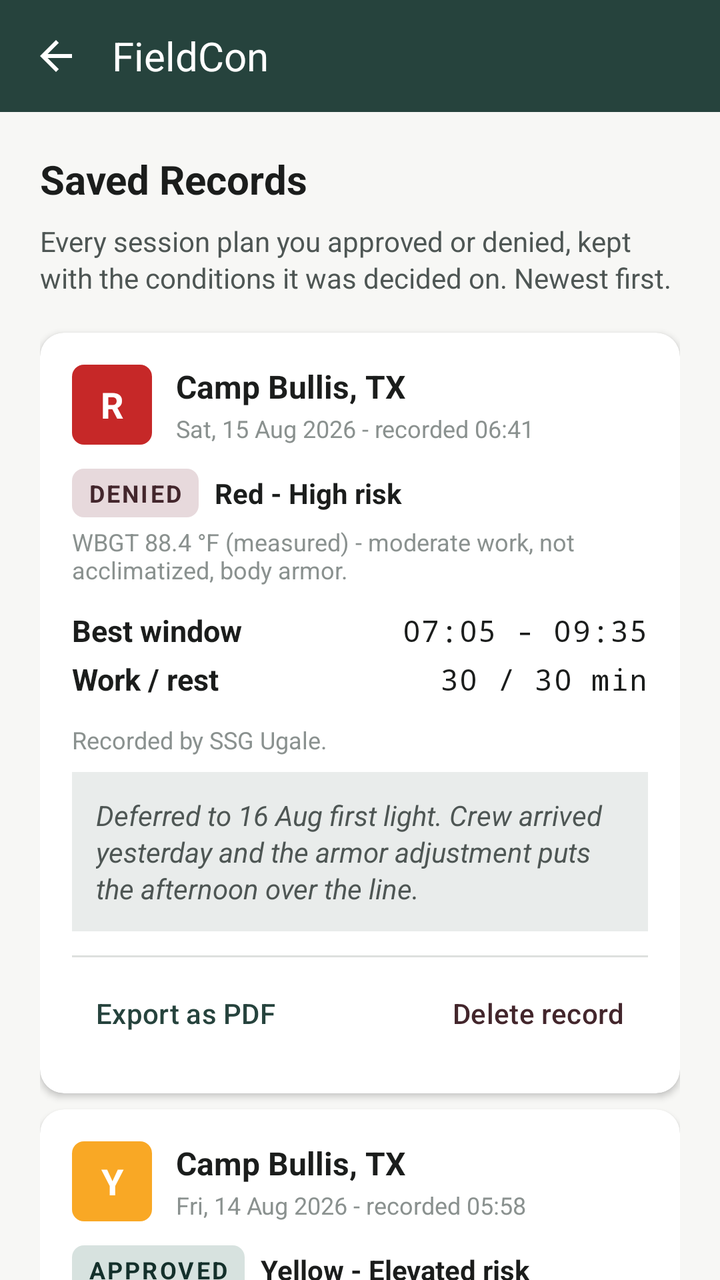
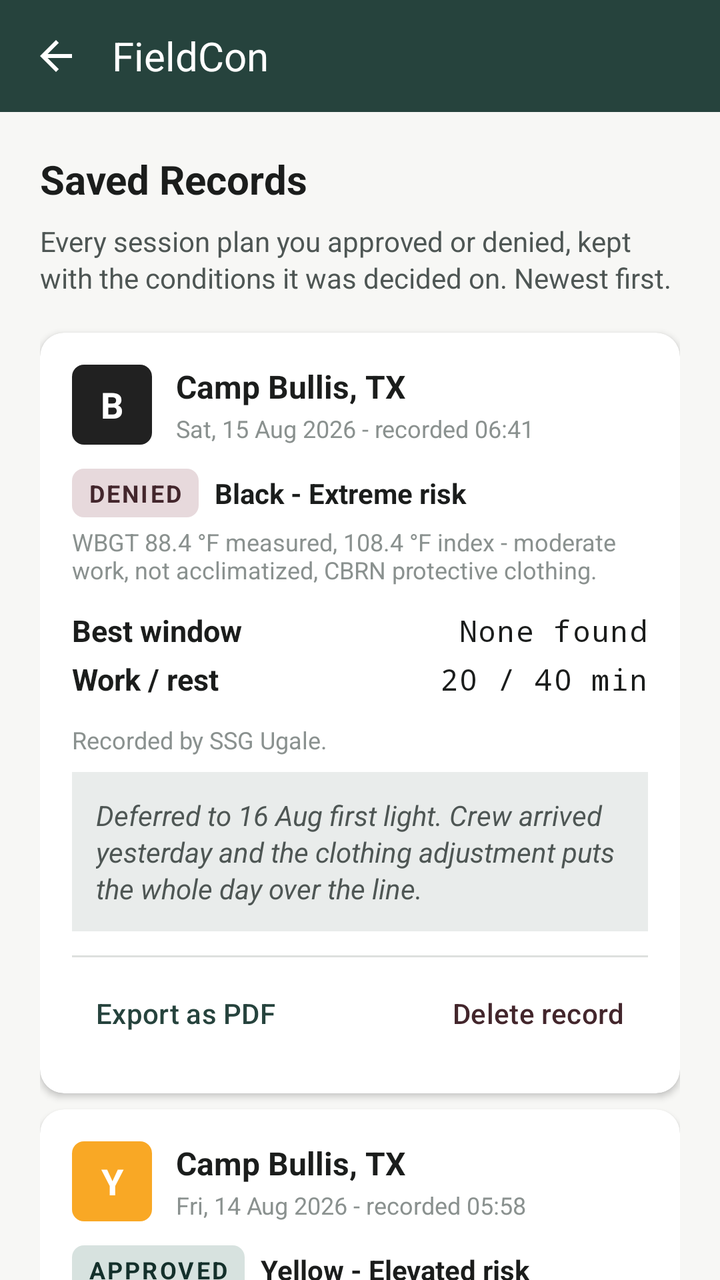

Two renders of the same Android screen: before a commit and after it. Below are the layout's source before the change and the commit's diff.
<!-- AndroidManifest.xml: application theme Theme.FieldCon_Ugale -->
<!-- res/layout/activity_saved_records.xml -->
<?xml version="1.0" encoding="utf-8"?>
<androidx.coordinatorlayout.widget.CoordinatorLayout xmlns:android="http://schemas.android.com/apk/res/android"
    xmlns:app="http://schemas.android.com/apk/res-auto"
    android:id="@+id/savedRecordsRoot"
    android:layout_width="match_parent"
    android:layout_height="match_parent"
    android:fitsSystemWindows="true">

    <com.google.android.material.appbar.AppBarLayout
        android:id="@+id/appbar"
        android:layout_width="match_parent"
        android:layout_height="wrap_content"
        android:background="@color/brand_green"
        android:fitsSystemWindows="true">

        <com.google.android.material.appbar.CollapsingToolbarLayout
            android:layout_width="match_parent"
            android:layout_height="wrap_content"
            android:fitsSystemWindows="true"
            app:contentScrim="@color/brand_green"
            app:layout_scrollFlags="scroll|exitUntilCollapsed"
            app:toolbarId="@+id/toolbar">

            <androidx.appcompat.widget.Toolbar
                android:id="@+id/toolbar"
                android:layout_width="match_parent"
                android:layout_height="@dimen/toolbar_height"
                android:background="@color/brand_green"
                app:navigationIcon="@drawable/ic_arrow_back">

                <TextView
                    android:layout_width="wrap_content"
                    android:layout_height="wrap_content"
                    android:text="@string/app_name"
                    android:textColor="@color/white"
                    android:textSize="20sp" />
            </androidx.appcompat.widget.Toolbar>
        </com.google.android.material.appbar.CollapsingToolbarLayout>
    </com.google.android.material.appbar.AppBarLayout>

    <androidx.core.widget.NestedScrollView
        android:id="@+id/savedRecordsScroll"
        android:layout_width="match_parent"
        android:layout_height="match_parent"
        android:clipToPadding="false"
        android:fillViewport="true"
        app:layout_behavior="@string/appbar_scrolling_view_behavior">

        <LinearLayout
            android:layout_width="match_parent"
            android:layout_height="wrap_content"
            android:orientation="vertical"
            android:paddingHorizontal="@dimen/screen_padding"
            android:paddingTop="@dimen/screen_padding"
            android:paddingBottom="@dimen/screen_padding_bottom">

            <TextView
                style="@style/ScreenTitleText"
                android:text="@string/title_saved_records" />

            <TextView
                style="@style/BodyText"
                android:layout_marginTop="@dimen/space_item"
                android:text="@string/saved_records_intro" />

            
            <TextView
                android:id="@+id/textNoSavedRecords"
                style="@style/BodyText"
                android:layout_marginTop="@dimen/space_section"
                android:background="@color/brand_green_wash"
                android:padding="@dimen/card_padding_compact"
                android:text="@string/msg_no_session_records"
                android:textStyle="italic"
                android:visibility="gone" />

            
            <com.google.android.material.card.MaterialCardView
                android:id="@+id/cardRecord1"
                style="@style/FieldCard"
                android:layout_marginTop="@dimen/space_section">

                <LinearLayout style="@style/FieldCardBody">

                    <LinearLayout
                        android:layout_width="match_parent"
                        android:layout_height="wrap_content"
                        android:gravity="center_vertical"
                        android:orientation="horizontal">

                        <TextView
                            android:id="@+id/textRecord1Glyph"
                            style="@style/RiskBadgeCompact"
                            android:backgroundTint="@color/flag_red"
                            android:text="@string/risk_glyph" />

                        <LinearLayout
                            android:layout_width="0dp"
                            android:layout_height="wrap_content"
                            android:layout_marginStart="@dimen/space_block"
                            android:layout_weight="1"
                            android:orientation="vertical">

                            <TextView
                                style="@style/ItemTitleText"
                                android:text="@string/location_camp_bullis" />

                            <TextView
                                style="@style/CaptionText"
                                android:layout_marginTop="@dimen/space_paired"
                                android:text="@string/record_1_when" />
                        </LinearLayout>
                    </LinearLayout>

                    
                    <LinearLayout
                        android:layout_width="match_parent"
                        android:layout_height="wrap_content"
                        android:layout_marginTop="@dimen/space_block"
                        android:baselineAligned="false"
                        android:gravity="center_vertical"
                        android:orientation="horizontal">

                        <TextView
                            style="@style/DecisionStampText.Denied"
                            android:text="@string/decision_denied" />

                        <TextView
                            style="@style/BodyText"
                            android:layout_width="0dp"
                            android:layout_marginStart="@dimen/space_item"
                            android:layout_weight="1"
                            android:text="@string/record_1_risk"
                            android:textColor="@color/text_primary"
                            android:textStyle="bold" />
                    </LinearLayout>

                    <TextView
                        style="@style/CaptionText"
                        android:layout_marginTop="@dimen/space_tight"
                        android:text="@string/record_1_conditions" />

                    <LinearLayout
                        android:layout_width="match_parent"
                        android:layout_height="wrap_content"
                        android:layout_marginTop="@dimen/space_block"
                        android:baselineAligned="true"
                        android:orientation="horizontal">

                        <TextView
                            style="@style/DataRowLabelText"
                            android:text="@string/label_best_window" />

                        <TextView
                            style="@style/DataRowValueText"
                            android:text="@string/record_1_window" />
                    </LinearLayout>

                    <LinearLayout
                        android:layout_width="match_parent"
                        android:layout_height="wrap_content"
                        android:layout_marginTop="@dimen/space_tight"
                        android:baselineAligned="true"
                        android:orientation="horizontal">

                        <TextView
                            style="@style/DataRowLabelText"
                            android:text="@string/label_work_rest" />

                        <TextView
                            style="@style/DataRowValueText"
                            android:text="@string/record_1_work_rest" />
                    </LinearLayout>

                    <TextView
                        style="@style/CaptionText"
                        android:layout_marginTop="@dimen/space_block"
                        android:text="@string/record_1_recorded_by" />

                    
                    <TextView
                        style="@style/BodyText"
                        android:layout_marginTop="@dimen/space_item"
                        android:background="@color/brand_green_wash"
                        android:padding="@dimen/card_padding_compact"
                        android:text="@string/record_1_note"
                        android:textStyle="italic" />

                    <View
                        android:layout_width="match_parent"
                        android:layout_height="@dimen/divider_height"
                        android:layout_marginTop="@dimen/space_block"
                        android:background="@color/outline" />

                    <LinearLayout
                        android:layout_width="match_parent"
                        android:layout_height="wrap_content"
                        android:layout_marginTop="@dimen/space_tight"
                        android:baselineAligned="false"
                        android:gravity="center_vertical"
                        android:orientation="horizontal">

                        <com.google.android.material.button.MaterialButton
                            android:id="@+id/buttonExportRecord1"
                            style="@style/CardActionButton.Primary"
                            android:text="@string/action_export_pdf" />

                        <Space
                            android:layout_width="0dp"
                            android:layout_height="wrap_content"
                            android:layout_weight="1" />

                        <com.google.android.material.button.MaterialButton
                            android:id="@+id/buttonDeleteRecord1"
                            style="@style/CardActionButton.Secondary"
                            android:text="@string/action_delete_record" />
                    </LinearLayout>
                </LinearLayout>
            </com.google.android.material.card.MaterialCardView>

            
            <com.google.android.material.card.MaterialCardView
                android:id="@+id/cardRecord2"
                style="@style/FieldCard"
                android:layout_marginTop="@dimen/space_item">

                <LinearLayout style="@style/FieldCardBody">

                    <LinearLayout
                        android:layout_width="match_parent"
                        android:layout_height="wrap_content"
                        android:gravity="center_vertical"
                        android:orientation="horizontal">

                        <TextView
                            android:id="@+id/textRecord2Glyph"
                            style="@style/RiskBadgeCompact"
                            android:backgroundTint="@color/flag_yellow"
                            android:text="@string/risk_glyph_yellow" />

                        <LinearLayout
                            android:layout_width="0dp"
                            android:layout_height="wrap_content"
                            android:layout_marginStart="@dimen/space_block"
                            android:layout_weight="1"
                            android:orientation="vertical">

                            <TextView
                                style="@style/ItemTitleText"
                                android:text="@string/location_camp_bullis" />

                            <TextView
                                style="@style/CaptionText"
                                android:layout_marginTop="@dimen/space_paired"
                                android:text="@string/record_2_when" />
                        </LinearLayout>
                    </LinearLayout>

                    <LinearLayout
                        android:layout_width="match_parent"
                        android:layout_height="wrap_content"
                        android:layout_marginTop="@dimen/space_block"
                        android:baselineAligned="false"
                        android:gravity="center_vertical"
                        android:orientation="horizontal">

                        <TextView
                            style="@style/DecisionStampText.Approved"
                            android:text="@string/decision_approved" />

                        <TextView
                            style="@style/BodyText"
                            android:layout_width="0dp"
                            android:layout_marginStart="@dimen/space_item"
                            android:layout_weight="1"
                            android:text="@string/record_2_risk"
                            android:textColor="@color/text_primary"
                            android:textStyle="bold" />
                    </LinearLayout>

                    <TextView
                        style="@style/CaptionText"
                        android:layout_marginTop="@dimen/space_tight"
                        android:text="@string/record_2_conditions" />

                    <LinearLayout
                        android:layout_width="match_parent"
                        android:layout_height="wrap_content"
                        android:layout_marginTop="@dimen/space_block"
                        android:baselineAligned="true"
                        android:orientation="horizontal">

                        <TextView
                            style="@style/DataRowLabelText"
                            android:text="@string/label_best_window" />

                        <TextView
                            style="@style/DataRowValueText"
                            android:text="@string/record_2_window" />
                    </LinearLayout>

                    <LinearLayout
                        android:layout_width="match_parent"
                        android:layout_height="wrap_content"
                        android:layout_marginTop="@dimen/space_tight"
                        android:baselineAligned="true"
                        android:orientation="horizontal">

                        <TextView
                            style="@style/DataRowLabelText"
                            android:text="@string/label_work_rest" />

                        <TextView
                            style="@style/DataRowValueText"
                            android:text="@string/record_2_work_rest" />
                    </LinearLayout>

                    <TextView
                        style="@style/CaptionText"
                        android:layout_marginTop="@dimen/space_block"
                        android:text="@string/record_2_recorded_by" />

                    <TextView
                        style="@style/BodyText"
                        android:layout_marginTop="@dimen/space_item"
                        android:background="@color/brand_green_wash"
                        android:padding="@dimen/card_padding_compact"
                        android:text="@string/record_2_note"
                        android:textStyle="italic" />

                    <View
                        android:layout_width="match_parent"
                        android:layout_height="@dimen/divider_height"
                        android:layout_marginTop="@dimen/space_block"
                        android:background="@color/outline" />

                    <LinearLayout
                        android:layout_width="match_parent"
                        android:layout_height="wrap_content"
                        android:layout_marginTop="@dimen/space_tight"
                        android:baselineAligned="false"
                        android:gravity="center_vertical"
                        android:orientation="horizontal">

                        <com.google.android.material.button.MaterialButton
                            android:id="@+id/buttonExportRecord2"
                            style="@style/CardActionButton.Primary"
                            android:text="@string/action_export_pdf" />

                        <Space
                            android:layout_width="0dp"
                            android:layout_height="wrap_content"
                            android:layout_weight="1" />

                        <com.google.android.material.button.MaterialButton
                            android:id="@+id/buttonDeleteRecord2"
                            style="@style/CardActionButton.Secondary"
                            android:text="@string/action_delete_record" />
                    </LinearLayout>
                </LinearLayout>
            </com.google.android.material.card.MaterialCardView>

            
            <com.google.android.material.card.MaterialCardView
                android:id="@+id/cardRecord3"
                style="@style/FieldCard"
                android:layout_marginTop="@dimen/space_item">

                <LinearLayout style="@style/FieldCardBody">

                    <LinearLayout
                        android:layout_width="match_parent"
                        android:layout_height="wrap_content"
                        android:gravity="center_vertical"
                        android:orientation="horizontal">

                        <TextView
                            android:id="@+id/textRecord3Glyph"
                            style="@style/RiskBadgeCompact"
                            android:backgroundTint="@color/flag_green"
                            android:text="@string/risk_glyph_green" />

                        <LinearLayout
                            android:layout_width="0dp"
                            android:layout_height="wrap_content"
                            android:layout_marginStart="@dimen/space_block"
                            android:layout_weight="1"
                            android:orientation="vertical">

                            <TextView
                                style="@style/ItemTitleText"
                                android:text="@string/saved_location_irwin" />

                            <TextView
                                style="@style/CaptionText"
                                android:layout_marginTop="@dimen/space_paired"
                                android:text="@string/record_3_when" />
                        </LinearLayout>
                    </LinearLayout>

                    <LinearLayout
                        android:layout_width="match_parent"
                        android:layout_height="wrap_content"
                        android:layout_marginTop="@dimen/space_block"
                        android:baselineAligned="false"
                        android:gravity="center_vertical"
                        android:orientation="horizontal">

                        <TextView
                            style="@style/DecisionStampText.Approved"
                            android:text="@string/decision_approved" />

                        <TextView
                            style="@style/BodyText"
                            android:layout_width="0dp"
                            android:layout_marginStart="@dimen/space_item"
                            android:layout_weight="1"
                            android:text="@string/record_3_risk"
                            android:textColor="@color/text_primary"
                            android:textStyle="bold" />
                    </LinearLayout>

                    <TextView
                        style="@style/CaptionText"
                        android:layout_marginTop="@dimen/space_tight"
                        android:text="@string/record_3_conditions" />

                    <LinearLayout
                        android:layout_width="match_parent"
                        android:layout_height="wrap_content"
                        android:layout_marginTop="@dimen/space_block"
                        android:baselineAligned="true"
                        android:orientation="horizontal">

                        <TextView
                            style="@style/DataRowLabelText"
                            android:text="@string/label_best_window" />

                        <TextView
                            style="@style/DataRowValueText"
                            android:text="@string/record_3_window" />
                    </LinearLayout>

                    <LinearLayout
                        android:layout_width="match_parent"
                        android:layout_height="wrap_content"
                        android:layout_marginTop="@dimen/space_tight"
                        android:baselineAligned="true"
                        android:orientation="horizontal">

                        <TextView
                            style="@style/DataRowLabelText"
                            android:text="@string/label_work_rest" />

                        <TextView
                            style="@style/DataRowValueText"
                            android:text="@string/record_3_work_rest" />
                    </LinearLayout>

                    <TextView
                        style="@style/CaptionText"
                        android:layout_marginTop="@dimen/space_block"
                        android:text="@string/record_3_recorded_by" />

                    <View
                        android:layout_width="match_parent"
                        android:layout_height="@dimen/divider_height"
                        android:layout_marginTop="@dimen/space_block"
                        android:background="@color/outline" />

                    <LinearLayout
                        android:layout_width="match_parent"
                        android:layout_height="wrap_content"
                        android:layout_marginTop="@dimen/space_tight"
                        android:baselineAligned="false"
                        android:gravity="center_vertical"
                        android:orientation="horizontal">

                        <com.google.android.material.button.MaterialButton
                            android:id="@+id/buttonExportRecord3"
                            style="@style/CardActionButton.Primary"
                            android:text="@string/action_export_pdf" />

                        <Space
                            android:layout_width="0dp"
                            android:layout_height="wrap_content"
                            android:layout_weight="1" />

                        <com.google.android.material.button.MaterialButton
                            android:id="@+id/buttonDeleteRecord3"
                            style="@style/CardActionButton.Secondary"
                            android:text="@string/action_delete_record" />
                    </LinearLayout>
                </LinearLayout>
            </com.google.android.material.card.MaterialCardView>

            
            <TextView
                style="@style/BodyText"
                android:layout_marginTop="@dimen/space_section"
                android:background="@color/brand_green_wash"
                android:padding="@dimen/card_padding_compact"
                android:text="@string/pdf_disclaimer"
                android:textStyle="italic" />
        </LinearLayout>
    </androidx.core.widget.NestedScrollView>
</androidx.coordinatorlayout.widget.CoordinatorLayout>
<!-- resources referenced by this layout -->
<resources>
  <color name="brand_green">#FF26433D</color>
  <color name="brand_green_wash">#1A26433D</color>
  <color name="flag_green">#FF2E7D32</color>
  <color name="flag_red">#FFC62828</color>
  <color name="flag_yellow">#FFF9A825</color>
  <color name="outline">#FFDDE0DE</color>
  <color name="text_primary">#FF1B1D1C</color>
  <color name="white">#FFFFFFFF</color>
  <dimen name="card_padding_compact">12dp</dimen>
  <dimen name="divider_height">1dp</dimen>
  <dimen name="screen_padding">20dp</dimen>
  <dimen name="screen_padding_bottom">48dp</dimen>
  <dimen name="space_block">12dp</dimen>
  <dimen name="space_item">8dp</dimen>
  <dimen name="space_paired">2dp</dimen>
  <dimen name="space_section">18dp</dimen>
  <dimen name="space_tight">4dp</dimen>
  <dimen name="toolbar_height">56dp</dimen>
  <string name="action_delete_record">Delete record</string>
  <string name="action_export_pdf">Export as PDF</string>
  <string name="app_name">FieldCon</string>
  <string name="decision_approved">Approved</string>
  <string name="decision_denied">Denied</string>
  <string name="label_best_window">Best window</string>
  <string name="label_work_rest">Work / rest</string>
  <string name="location_camp_bullis">Camp Bullis, TX</string>
  <string name="msg_no_session_records">No saved records yet. Approve or deny a session plan to record one.</string>
  <string name="pdf_disclaimer">Conditions were user-supplied; not measured by this application.</string>
  <string name="record_1_conditions">WBGT 88.4 °F (measured) - moderate work, not acclimatized, body armor.</string>
  <string name="record_1_note">Deferred to 16 Aug first light. Crew arrived yesterday and the armor adjustment puts the afternoon over the line.</string>
  <string name="record_1_recorded_by">Recorded by SSG Ugale.</string>
  <string name="record_1_risk">Red - High risk</string>
  <string name="record_1_when">Sat, 15 Aug 2026 - recorded 06:41</string>
  <string name="record_1_window">07:05 - 09:35</string>
  <string name="record_1_work_rest">30 / 30 min</string>
  <string name="record_2_conditions">WBGT 86.2 °F (measured) - moderate work, not acclimatized, work uniform.</string>
  <string name="record_2_recorded_by">Recorded by SSG Ugale.</string>
  <string name="record_2_risk">Yellow - Elevated risk</string>
  <string name="record_2_when">Fri, 14 Aug 2026 - recorded 05:58</string>
  <string name="record_2_window">06:55 - 10:10</string>
  <string name="record_2_work_rest">40 / 20 min</string>
  <string name="record_3_conditions">WBGT 83.4 °F (estimated from 98 °F, 15% RH) - easy work, acclimatized, work uniform.</string>
  <string name="record_3_recorded_by">Recorded by SGT Reyes.</string>
  <string name="record_3_risk">Green - Moderate risk</string>
  <string name="record_3_when">Thu, 02 Jul 2026 - recorded 19:12</string>
  <string name="record_3_window">05:25 - 08:10</string>
  <string name="record_3_work_rest">No limit</string>
  <string name="risk_glyph">R</string>
  <string name="risk_glyph_green">G</string>
  <string name="risk_glyph_yellow">Y</string>
  <string name="saved_location_irwin">Fort Irwin, CA</string>
  <string name="title_saved_records">Saved Records</string>
  <color name="text_secondary">#FF4E5654</color>
  <color name="text_muted">#FF8A918F</color>
  <color name="brand_maroon">#FF43262C</color>
  <color name="brand_green_container">#FFD7E2DF</color>
  <color name="brand_green_dark">#FF14302B</color>
  <color name="brand_maroon_container">#FFE7D9DC</color>
  <color name="surface_card">#FFFFFFFF</color>
  <dimen name="card_corner_radius">12dp</dimen>
  <dimen name="card_elevation">2dp</dimen>
  <dimen name="card_padding">16dp</dimen>
  <dimen name="risk_badge_size_compact">40dp</dimen>
  <dimen name="risk_badge_corner_radius">6dp</dimen>
  <color name="surface_page">#FFF7F7F5</color>
  <!-- unchanged entries left out for length: 19 -->
</resources>

<!-- the commit's change to res/layout/activity_saved_records.xml (unified diff, before → after) -->
@@ -91,7 +91,7 @@
                         <TextView
                             android:id="@+id/textRecord1Glyph"
                             style="@style/RiskBadgeCompact"
-                            android:backgroundTint="@color/flag_red"
+                            android:backgroundTint="@color/flag_black"
                             android:text="@string/risk_glyph" />
 
                         <LinearLayout
<!-- resource entries referenced after the edit -->
@@ -2,6 +2,7 @@
 <resources>
   <color name="brand_green">#FF26433D</color>
   <color name="brand_green_wash">#1A26433D</color>
+  <color name="flag_black">#FF212121</color>
   <color name="flag_green">#FF2E7D32</color>
   <color name="flag_red">#FFC62828</color>
   <color name="flag_yellow">#FFF9A825</color>
@@ -28,26 +29,26 @@
   <string name="location_camp_bullis">Camp Bullis, TX</string>
   <string name="msg_no_session_records">No saved records yet. Approve or deny a session plan to record one.</string>
   <string name="pdf_disclaimer">Conditions were user-supplied; not measured by this application.</string>
-  <string name="record_1_conditions">WBGT 88.4 °F (measured) - moderate work, not acclimatized, body armor.</string>
-  <string name="record_1_note">Deferred to 16 Aug first light. Crew arrived yesterday and the armor adjustment puts the afternoon over the line.</string>
+  <string name="record_1_conditions">WBGT 88.4 °F measured, 108.4 °F index - moderate work, not acclimatized, CBRN protective clothing.</string>
+  <string name="record_1_note">Deferred to 16 Aug first light. Crew arrived yesterday and the clothing adjustment puts the whole day over the line.</string>
   <string name="record_1_recorded_by">Recorded by SSG Ugale.</string>
-  <string name="record_1_risk">Red - High risk</string>
+  <string name="record_1_risk">Black - Extreme risk</string>
   <string name="record_1_when">Sat, 15 Aug 2026 - recorded 06:41</string>
-  <string name="record_1_window">07:05 - 09:35</string>
-  <string name="record_1_work_rest">30 / 30 min</string>
-  <string name="record_2_conditions">WBGT 86.2 °F (measured) - moderate work, not acclimatized, work uniform.</string>
+  <string name="record_1_window">None found</string>
+  <string name="record_1_work_rest">20 / 40 min</string>
+  <string name="record_2_conditions">WBGT 86.2 °F (measured) - moderate work, not acclimatized, OCP uniform.</string>
   <string name="record_2_recorded_by">Recorded by SSG Ugale.</string>
   <string name="record_2_risk">Yellow - Elevated risk</string>
   <string name="record_2_when">Fri, 14 Aug 2026 - recorded 05:58</string>
   <string name="record_2_window">06:55 - 10:10</string>
-  <string name="record_2_work_rest">40 / 20 min</string>
-  <string name="record_3_conditions">WBGT 83.4 °F (estimated from 98 °F, 15% RH) - easy work, acclimatized, work uniform.</string>
+  <string name="record_2_work_rest">No limit</string>
+  <string name="record_3_conditions">WBGT 83.0 °F (estimated from 98 °F, 15% RH) - easy work, acclimatized, OCP uniform.</string>
   <string name="record_3_recorded_by">Recorded by SGT Reyes.</string>
   <string name="record_3_risk">Green - Moderate risk</string>
   <string name="record_3_when">Thu, 02 Jul 2026 - recorded 19:12</string>
   <string name="record_3_window">05:25 - 08:10</string>
   <string name="record_3_work_rest">No limit</string>
-  <string name="risk_glyph">R</string>
+  <string name="risk_glyph">B</string>
   <string name="risk_glyph_green">G</string>
   <string name="risk_glyph_yellow">Y</string>
   <string name="saved_location_irwin">Fort Irwin, CA</string>
